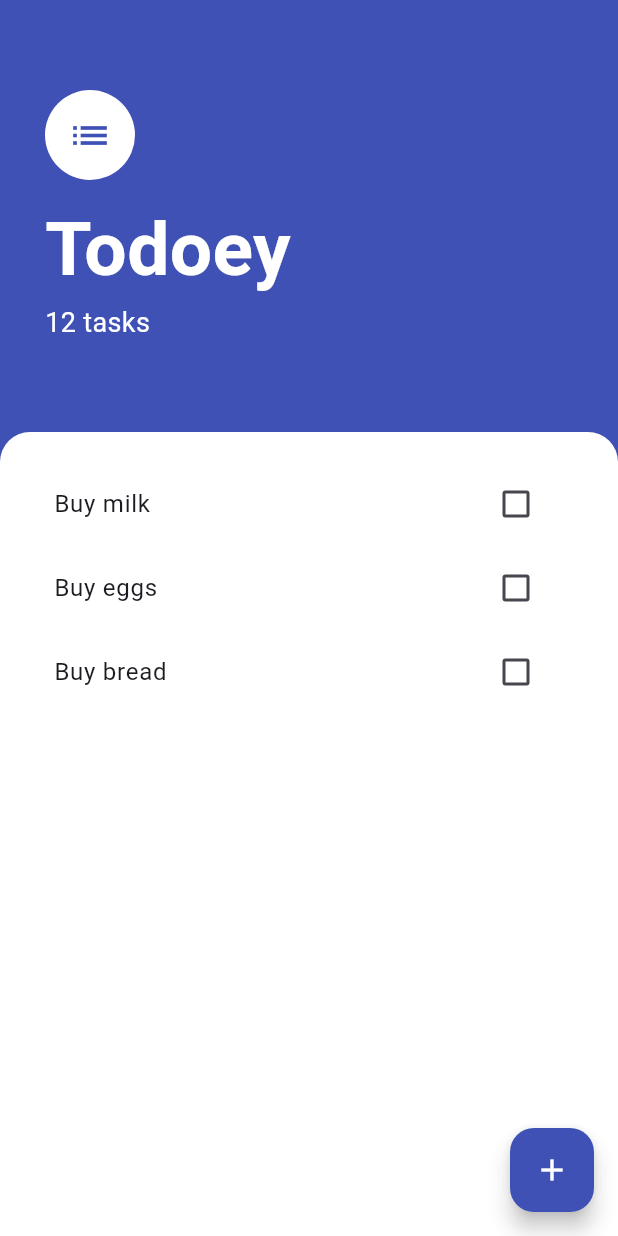
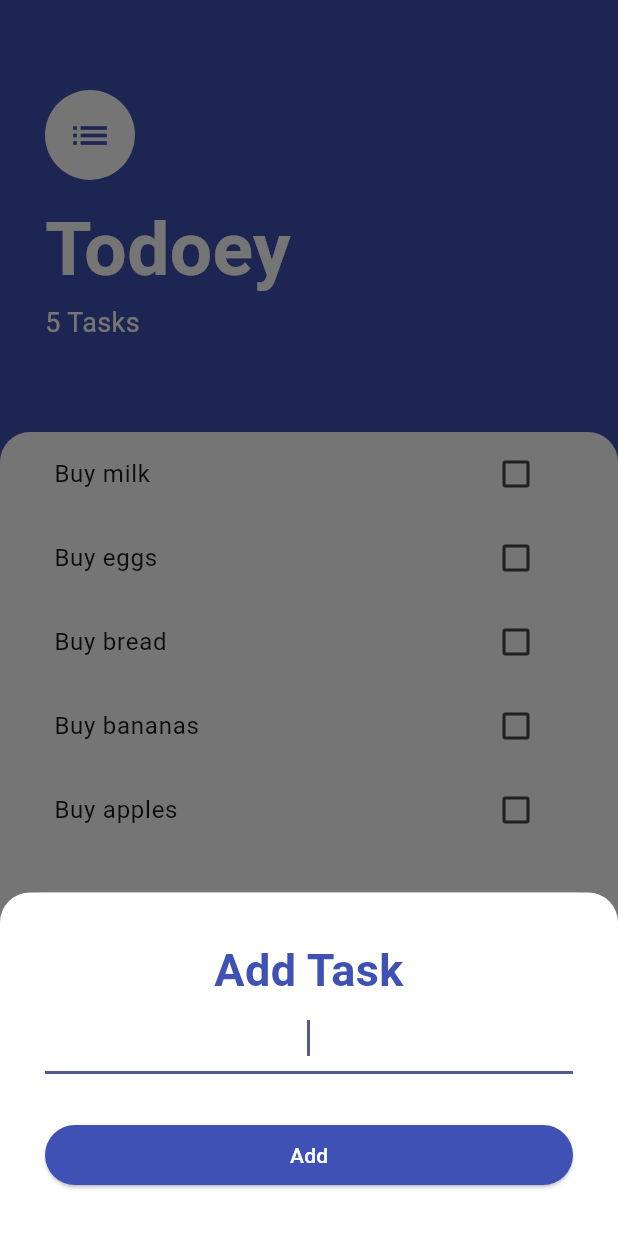
Before and after one commit to thegera4/flutter_todo_app, a Flutter app: the screen it shows after launch, after a tap on the "add" icon, on a phone screen of 412 x 824 dp. Run offline on Flutter 3.47's test engine with Material 3 defaults, Android fonts, the phone set to English and light mode, and no system bars.

Commit message:
update: added some functionalities and ui not reacting to new tasks

```diff
--- /dev/null
+++ b/lib/models/task.dart
@@ -0,0 +1,9 @@
+class Task {
+  final String name;
+  bool isDone;
+
+  Task({required this.name, this.isDone = false});
+
+  void toggleDone() => isDone = !isDone;
+
+}
--- /dev/null
+++ b/lib/models/task_data.dart
@@ -0,0 +1,9 @@
+import 'package:flutter_todo_app/models/task.dart';
+
+List <Task> tasks = [
+  Task(name: 'Buy milk'),
+  Task(name: 'Buy eggs'),
+  Task(name: 'Buy bread'),
+  Task(name: 'Buy bananas'),
+  Task(name: 'Buy apples'),
+];
--- /dev/null
+++ b/lib/screens/add_task_screen.dart
@@ -0,0 +1,44 @@
+import 'package:flutter/material.dart';
+import 'package:flutter_todo_app/widgets/new_task_form.dart';
+
+class AddTaskScreen extends StatelessWidget {
+  const AddTaskScreen({super.key});
+
+  @override
+  Widget build(BuildContext context) {
+
+    return SingleChildScrollView(// these 2 widgets, ensure the keyboard doesn't
+      child: Container( // cover the bottom sheet content in smaller devices
+        padding: EdgeInsets.only(bottom: MediaQuery.of(context).viewInsets.bottom),
+        child: Container(
+          color: const Color(0xff757575),
+          child: Container(
+            padding: const EdgeInsets.all(30.0),
+            decoration: const BoxDecoration(
+              color: Colors.white,
+              borderRadius: BorderRadius.only(
+                topLeft: Radius.circular(20.0),
+                topRight: Radius.circular(20.0),
+              ),
+            ),
+            child: const Column(
+              crossAxisAlignment: CrossAxisAlignment.stretch,
+              children: [
+                Text(
+                  'Add Task',
+                  textAlign: TextAlign.center,
+                  style: TextStyle(
+                    color: Colors.indigo,
+                    fontSize: 30.0,
+                    fontWeight: FontWeight.bold,
+                  ),
+                ),
+                TaskForm()
+              ],
+            ),
+          ),
+        ),
+      ),
+    );
+  }
+}
--- a/lib/screens/tasks_screen.dart
+++ b/lib/screens/tasks_screen.dart
@@ -1,4 +1,7 @@
 import 'package:flutter/material.dart';
+import 'package:flutter_todo_app/models/task_data.dart';
+import '../widgets/tasks_list.dart';
+import 'add_task_screen.dart';
 
 class TasksScreen extends StatelessWidget {
   const TasksScreen({super.key});
@@ -12,16 +15,16 @@ class TasksScreen extends StatelessWidget {
         children: [
           Container(
             padding: const EdgeInsets.only(top: 60.0, left: 30.0, right: 30.0, bottom: 30.0),
-            child: const Column(
+            child: Column(
               crossAxisAlignment: CrossAxisAlignment.start,
               children: <Widget> [
-                CircleAvatar(
+                const CircleAvatar(
                   radius: 30.0,
                   backgroundColor: Colors.white,
                   child: Icon(Icons.list, size: 30.0, color: Colors.indigo),
                 ),
-                SizedBox(height: 10.0),
-                Text(
+                const SizedBox(height: 10.0),
+                const Text(
                     'Todoey',
                     style: TextStyle(
                         color: Colors.white,
@@ -30,8 +33,8 @@ class TasksScreen extends StatelessWidget {
                     )
                 ),
                 Text(
-                    '12 tasks',
-                    style: TextStyle(
+                    '${tasks.length} Tasks',
+                    style: const TextStyle(
                         color: Colors.white,
                         fontSize: 18.0,
                     )
@@ -43,7 +46,7 @@ class TasksScreen extends StatelessWidget {
           Expanded(
             child: Container(
               margin: const EdgeInsets.only(top: 30.0),
-              padding: const EdgeInsets.all(20.0),
+              padding: const EdgeInsets.symmetric(horizontal: 20.0),
               decoration: const BoxDecoration(
                 color: Colors.white,
                 borderRadius: BorderRadius.only(
@@ -51,31 +54,7 @@ class TasksScreen extends StatelessWidget {
                   topRight: Radius.circular(20.0),
                 ),
               ),
-              child: ListView(
-                children: <Widget>[
-                  ListTile(
-                    title: const Text('Buy milk'),
-                    trailing: Checkbox(
-                      value: false,
-                      onChanged: (value) {},
-                    ),
-                  ),
-                  ListTile(
-                    title: const Text('Buy eggs'),
-                    trailing: Checkbox(
-                      value: false,
-                      onChanged: (value) {},
-                    ),
-                  ),
-                  ListTile(
-                    title: const Text('Buy bread'),
-                    trailing: Checkbox(
-                      value: false,
-                      onChanged: (value) {},
-                    ),
-                  ),
-                ],
-              ),
+              child: const TasksList(),
             ),
           ),
         ],
@@ -83,7 +62,13 @@ class TasksScreen extends StatelessWidget {
       floatingActionButton: FloatingActionButton(
         backgroundColor: Colors.indigo,
         child: const Icon(Icons.add, color: Colors.white),
-        onPressed: () {},
+        onPressed: () {
+          showModalBottomSheet(
+            context: context,
+            builder: (context) => const AddTaskScreen(),
+            isScrollControlled: true,
+          );
+        },
       ),
     );
   }
--- /dev/null
+++ b/lib/widgets/new_task_form.dart
@@ -0,0 +1,52 @@
+import 'package:flutter/material.dart';
+import 'package:flutter_todo_app/models/task_data.dart';
+import '../models/task.dart';
+
+class TaskForm extends StatefulWidget {
+  const TaskForm({super.key});
+
+  @override
+  State<TaskForm> createState() => _TaskFormState();
+}
+
+class _TaskFormState extends State<TaskForm> {
+
+  final _formKey = GlobalKey<FormState>();
+  late String _taskTitle;
+
+  @override
+  Widget build(BuildContext context) {
+    return Form(
+        key: _formKey,
+        child: Column(
+          crossAxisAlignment: CrossAxisAlignment.stretch,
+          children: [
+            TextFormField(
+              autofocus: true,
+              textAlign: TextAlign.center,
+              onChanged: (value) => _taskTitle = value,
+              validator: (value) {
+                if (value == null || value.isEmpty) {
+                  return 'Please type something first...';
+                }
+                return null;
+              },
+            ),
+            const SizedBox(height: 30.0),
+            ElevatedButton(
+              onPressed: () {
+                if (_formKey.currentState!.validate()) {
+                  tasks.add(Task(name: _taskTitle));
+                  Navigator.pop(context, _taskTitle);
+                }
+              },
+              style: ButtonStyle(
+                backgroundColor: WidgetStateProperty.all(Colors.indigo),
+              ),
+              child: const Text('Add', style: TextStyle(color: Colors.white),),
+            ),
+          ],
+        ),
+    );
+  }
+}
--- /dev/null
+++ b/lib/widgets/task_item.dart
@@ -0,0 +1,28 @@
+import 'package:flutter/material.dart';
+
+class TaskItem extends StatelessWidget {
+  const TaskItem({
+    super.key,
+    required this.taskTitle,
+    required this.isChecked,
+    required this.checkboxCallback,
+  });
+
+  final String taskTitle;
+  final bool isChecked;
+  final Function checkboxCallback;
+
+  @override
+  Widget build(BuildContext context) {
+    return ListTile(
+      title: Text(
+        taskTitle,
+        style: TextStyle(decoration: isChecked ? TextDecoration.lineThrough : null,),
+      ),
+      trailing: Checkbox(
+        value: isChecked,
+        onChanged: (value) => checkboxCallback(value),
+      ),
+    );
+  }
+}
--- /dev/null
+++ b/lib/widgets/tasks_list.dart
@@ -0,0 +1,30 @@
+import 'package:flutter/material.dart';
+import 'package:flutter_todo_app/widgets/task_item.dart';
+import '../models/task_data.dart';
+
+class TasksList extends StatefulWidget {
+  const TasksList({super.key,});
+
+  @override
+  State<TasksList> createState() => _TasksListState();
+}
+
+class _TasksListState extends State<TasksList> {
+
+  @override
+  Widget build(BuildContext context) {
+    return ListView.builder(itemBuilder: (context, index) {
+      return TaskItem(
+        taskTitle: tasks[index].name,
+        isChecked: tasks[index].isDone,
+        checkboxCallback: (checkboxState) {
+          setState(() {
+            tasks[index].toggleDone();
+          });
+        },
+      );
+    },
+      itemCount: tasks.length,
+    );
+  }
+}
```
